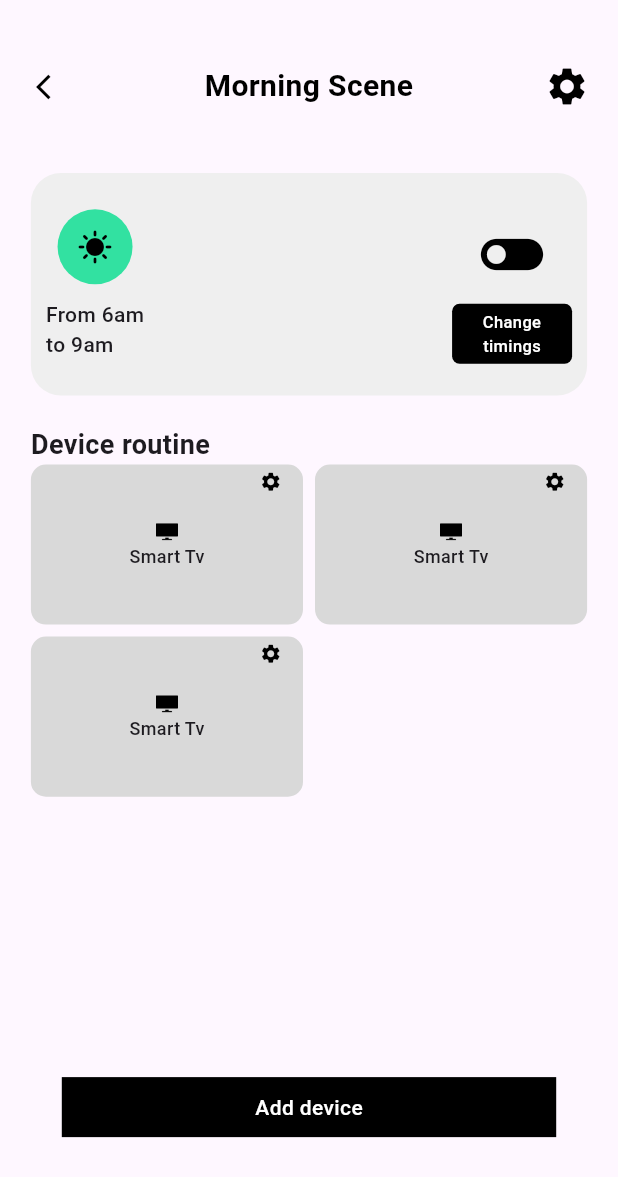
After one commit to Mortza1/nextgen, a Flutter app: the MorningScreen screen opened directly, on a phone screen of 412 x 824 dp. The commit adds this screen. Shown: the top 1177 px of the screen. Run offline on Flutter 3.47's test engine with Material 3 defaults, Android fonts, the phone set to English and light mode, and no system bars; our stand-ins replace audio_video_progress_bar; missing offline and left inert: circular_seek_bar, flutter_advanced_seekbar.

Commit message:
mode screen done

```diff
--- a/lib/pages/home_page_body.dart
+++ b/lib/pages/home_page_body.dart
@@ -2,6 +2,8 @@ import 'package:flutter/material.dart';
 import 'package:nextgen_software/pages/light.dart';
 import 'package:nextgen_software/pages/speaker.dart';
 import 'package:nextgen_software/pages/tv.dart';
+
+import 'morning.dart';
 
 class HomePageBody extends StatefulWidget {
   const HomePageBody({super.key});
@@ -122,6 +124,13 @@ class _HomePageBodyState extends State<HomePageBody> {
                 children: [
                   Padding(
                     padding: const EdgeInsets.symmetric(vertical: 4),
+                    child: GestureDetector(
+                      onTap: (){
+                        Navigator.push(
+                          context,
+                          MaterialPageRoute(builder: (context) => MorningScreen(title: 'Morning Scene',)),
+                        );
+                      },
                       child: Container(
                         height: MediaQuery.of(context).size.height * 0.075,
                         width: MediaQuery.of(context).size.width * 0.95,
@@ -139,8 +148,16 @@ class _HomePageBodyState extends State<HomePageBody> {
                         ),
                       ),
                     ),
+                  ),
                   Padding(
                     padding: const EdgeInsets.symmetric(vertical: 4),
+                    child: GestureDetector(
+                      onTap: (){
+                        Navigator.push(
+                          context,
+                          MaterialPageRoute(builder: (context) => MorningScreen(title: 'Night Scene',)),
+                        );
+                      },
                       child: Container(
                         height: MediaQuery.of(context).size.height * 0.075,
                         width: MediaQuery.of(context).size.width * 0.95,
@@ -155,6 +172,7 @@ class _HomePageBodyState extends State<HomePageBody> {
                             Text("Night scene", style: TextStyle(fontSize: 16, fontFamily: 'Roboto', fontWeight: FontWeight.w800),),
                             Image.asset('assets/images/switch.png', height:35,)
                           ],
+                        ),
                       ),
                     ),
                   ),
--- /dev/null
+++ b/lib/pages/morning.dart
@@ -0,0 +1,204 @@
+import 'package:flutter/material.dart';
+
+class MorningScreen extends StatefulWidget {
+  final String title;
+  const MorningScreen({super.key, required this.title});
+
+  @override
+  MorningScreenState createState() => MorningScreenState();
+}
+
+class MorningScreenState extends State<MorningScreen> {
+
+  @override
+  Widget build(BuildContext context) {
+    return Scaffold(
+      body: SizedBox(
+        height: MediaQuery.of(context).size.height,
+        child: Column(
+          children: [
+            _screenHeader(),
+            _modeBasicCard(),
+            _modeDevices(),
+          ],
+        ),
+      ),
+    );
+  }
+
+  Widget _screenHeader() {
+    return Container(
+      width: MediaQuery.of(context).size.width,
+      height: MediaQuery.of(context).size.height * 0.14,
+      padding: EdgeInsets.symmetric(horizontal: 10),
+      child: Row(
+        children: [
+          IconButton(
+            icon: Icon(Icons.arrow_back_ios, size: 20, color: Colors.black),
+            onPressed: () {
+              Navigator.pop(context);
+            },
+          ),
+          Expanded(
+            child: Align(
+              alignment: Alignment.center,
+              child: Text(
+                widget.title,
+                style: TextStyle(
+                  color: Colors.black,
+                  fontWeight: FontWeight.w800,
+                  fontSize: 20,
+                ),
+                textAlign: TextAlign.center,
+              ),
+            ),
+          ),
+          SizedBox(width: 48,
+            child: IconButton(
+              icon: Icon(Icons.settings, size: 30, color: Colors.black),
+              onPressed: () {},
+              tooltip: "Settings",
+            ),),
+        ],
+      ),
+    );
+  }
+
+  Widget _modeBasicCard(){
+    return Container(
+      height: MediaQuery.of(context).size.height * 0.18,
+      width: MediaQuery.of(context).size.width * 0.9,
+      decoration: BoxDecoration(
+        color: Color(0xffEFEFEF),
+        borderRadius: BorderRadius.circular(20)
+      ),
+      child: Padding(
+        padding: const EdgeInsets.symmetric(horizontal: 10),
+        child: Row(
+          mainAxisAlignment: MainAxisAlignment.spaceBetween,
+          children: [
+            Column(
+              mainAxisAlignment: MainAxisAlignment.center,
+              children: [
+                Container(
+                  height: 50,
+                  width: 50,
+                  decoration: BoxDecoration(
+                    color: Color(0xff32E1A1),
+                    borderRadius: BorderRadius.circular(50)
+                  ),
+                  child: Center(
+                    child: Icon(Icons.sunny, color: Colors.black,),
+                  ),
+                ),
+                SizedBox(height: 10,),
+                Column(
+                  crossAxisAlignment: CrossAxisAlignment.start,
+                  children: [
+                    Text('From 6am'),
+                    Text('to 9am'),
+                  ],
+                )
+              ],
+            ),
+            Column(
+              mainAxisAlignment: MainAxisAlignment.center,
+              children: [
+                IconButton(
+                  icon: Icon(Icons.toggle_off, size: 50, color: Colors.black),
+                  onPressed: () {},
+                  tooltip: "On",
+                ),
+                Container(
+                  height: 40,
+                  width: 80,
+                  alignment: Alignment.center,
+                  decoration: BoxDecoration(
+                    color: Colors.black,
+                    borderRadius: BorderRadius.circular(5)
+                  ),
+                  child: Center(
+                    child: Text("Change timings", style: TextStyle(color: Colors.white, fontSize: 11), textAlign: TextAlign.center,),
+                  ),
+                )
+              ],
+            )
+          ],
+        ),
+      ),
+    );
+  }
+
+  Widget _modeDevices() {
+    return SizedBox(
+      width: MediaQuery.of(context).size.width * 0.9,
+      height: MediaQuery.of(context).size.height * 0.6,
+      child: Column(
+        children: [
+          SizedBox(height: 20,),
+          Align(alignment: Alignment.topLeft ,child: Text('Device routine', style: TextStyle(fontSize: 18, fontWeight: FontWeight.w700),)),
+          Expanded(
+            child: GridView.builder(
+              physics: AlwaysScrollableScrollPhysics(), // Allow vertical scrolling
+              gridDelegate: SliverGridDelegateWithFixedCrossAxisCount(
+                crossAxisCount: 2, // 2 boxes per row
+                crossAxisSpacing: 8.0, // Spacing between columns
+                mainAxisSpacing: 8.0, // Spacing between rows
+                childAspectRatio: 1.7, // Adjust box proportions
+              ),
+              itemCount: 3, // Total number of boxes
+              itemBuilder: (BuildContext context, int index) {
+                return GestureDetector(
+                  onTap: () {},
+                  child: Container(
+                    padding: const EdgeInsets.symmetric(horizontal: 10),
+                    decoration: BoxDecoration(
+                      color: Color(0xffd9d9d9), // Background color for the boxes
+                      borderRadius: BorderRadius.circular(10.0), // Rounded corners
+                    ),
+                    child: Stack(
+                      children: [
+                        Align(
+                          alignment: Alignment.center,
+                          child: Column(
+                            mainAxisAlignment: MainAxisAlignment.center,
+                            children: [
+                              Image.asset('assets/images/tv.png', height: 15,),
+                              Text('Smart Tv', style: TextStyle(fontSize: 12),)
+                            ],
+                          ),
+                        ),
+                        Align(
+                          alignment: Alignment.topRight,
+                          child: Padding(
+                            padding: const EdgeInsets.all(4.0),
+                            child: Icon(Icons.settings, color: Colors.black, size: 15,),
+                          ),
+                        )
+                      ],
+                    )
+                  ),
+                );
+              },
+            ),
+          ),
+      Align(
+        alignment: Alignment.bottomCenter,
+        child: Container(
+          height: 40,
+          width: MediaQuery.of(context).size.width * 0.8,
+          decoration: BoxDecoration(
+              color: Colors.black
+          ),
+          child: Center(
+            child: Text('Add device', style: TextStyle(color: Colors.white, ),),
+          ),
+        ),
+      )
+        ],
+      ),
+    );
+  }
+
+
+}
```
Also changed, not shown: assets/images/eb40f384b2c2239fabeffd727d0167ac.webp (added), assets/images/music.jpg (added). Lines whose indentation alone changed are shown as unchanged.
